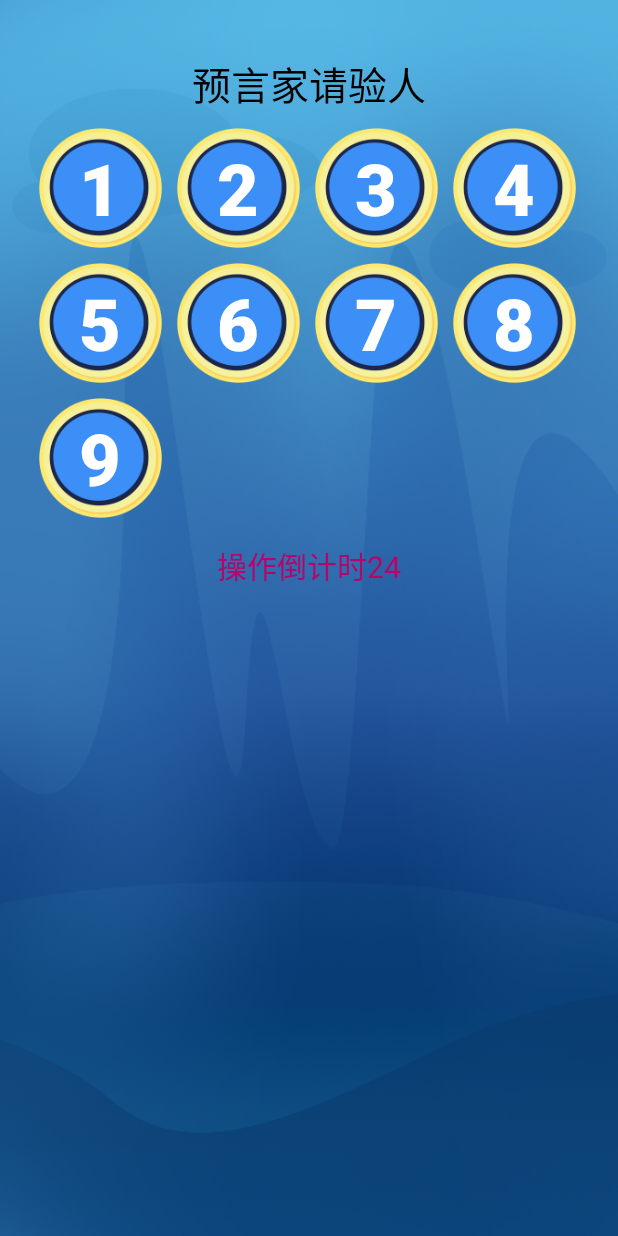
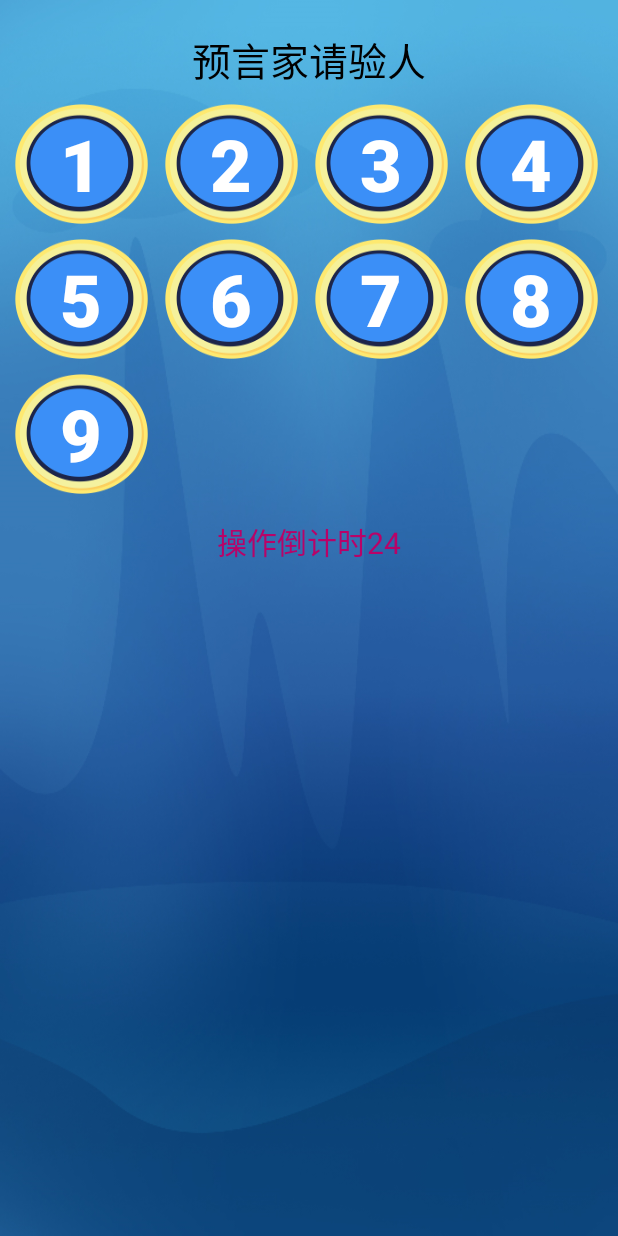
Before and after one commit to qianqian2015/WerewolfGame, an Android app: the SeerActivity screen opened directly, with no data from a screen before it, on a phone screen of 412 x 824 dp. Run offline under Robolectric (Android 15) with nearby library versions, the phone set to English and light mode, and no system bars; our stand-ins replace ButterKnife.

Commit message:
修改预言家验人弹窗按钮

```diff
--- a/app/src/main/java/com/werewolfgame/werewolfgame/Activity/Activity/ChooseRoleActivity.java
+++ b/app/src/main/java/com/werewolfgame/werewolfgame/Activity/Activity/ChooseRoleActivity.java
@@ -151,6 +151,7 @@ public class ChooseRoleActivity extends AppCompatActivity implements IdentifyInt
         intent.setClass(this,ChooseRoleResultActivity.class);
         intent.putExtra("isVerifySuccess",isVerrifySuccess);
         startActivity(intent);
+        finish();
     }
 
 
--- a/app/src/main/java/com/werewolfgame/werewolfgame/Activity/Activity/ChooseRoleResultActivity.java
+++ b/app/src/main/java/com/werewolfgame/werewolfgame/Activity/Activity/ChooseRoleResultActivity.java
@@ -80,9 +80,9 @@ public class ChooseRoleResultActivity extends AppCompatActivity implements View.
         finish();
     }
     private void gotoChooseRoleAct(){
-        Intent intent = new Intent();
-        intent.setClass(this,ChooseRoleActivity.class);
-        startActivity(intent);
+//        Intent intent = new Intent();
+//        intent.setClass(this,ChooseRoleActivity.class);
+//        startActivity(intent);
         finish();
     }
 }
--- a/app/src/main/res/layout/activity_main.xml
+++ b/app/src/main/res/layout/activity_main.xml
@@ -112,11 +112,12 @@
             android:layout_marginTop="30dp"
             android:paddingLeft="25dp"
             android:paddingRight="25dp"
-            android:paddingTop="20dp"
+        android:paddingTop="40dp"
             android:paddingBottom="10dp"
             android:gravity="center"
             android:textColor="@color/white"
             android:text="@string/role_num_introduction"
+        android:lineSpacingExtra="10dp"
         android:layout_below="@+id/swith_ll"
         android:layout_centerHorizontal="true" />
 
--- a/app/src/main/res/layout/activity_seer.xml
+++ b/app/src/main/res/layout/activity_seer.xml
@@ -3,10 +3,6 @@
     xmlns:tools="http://schemas.android.com/tools"
     android:layout_width="match_parent"
     android:layout_height="match_parent"
-    android:paddingBottom="@dimen/activity_vertical_margin"
-    android:paddingLeft="@dimen/activity_horizontal_margin"
-    android:paddingRight="@dimen/activity_horizontal_margin"
-    android:paddingTop="@dimen/activity_vertical_margin"
     android:background="@mipmap/home_bg"
     tools:context="com.werewolfgame.werewolfgame.Activity.Activity.SeerActivity"
     android:orientation="vertical">
--- a/app/src/main/res/layout/activity_witch.xml
+++ b/app/src/main/res/layout/activity_witch.xml
@@ -10,7 +10,7 @@
     <LinearLayout
         android:id="@+id/operate_layout"
         android:layout_width="match_parent"
-        android:layout_height="match_parent"
+        android:layout_height="wrap_content"
         android:orientation="vertical">
         <TextView
             android:id="@+id/title_text"
@@ -88,5 +88,5 @@
     </LinearLayout>
 
 
-    <include layout="@layout/include_countdown"/>
+    <include layout="@layout/include_countdown" />
 </LinearLayout>
--- a/app/src/main/res/values/strings.xml
+++ b/app/src/main/res/values/strings.xml
@@ -55,6 +55,7 @@
     <string name="seer_page_title">预言家 选择要验的玩家</string>
     <string name="seer_comfirm">确认验证 %d号 玩家？</string>
     <string name="seer_page_result" formatted = "false"> %d号是 %s </string>
+    <string name="seer_page_result_title" formatted="false"> %d号是 </string>
 
     <!--狼人操作界面-->
 
```
Also changed, not shown: app/src/main/java/com/werewolfgame/werewolfgame/Activity/Activity/SeerActivity.java (+5 -2 lines), app/src/main/res/layout/seer_dialog.xml (+15 -4 lines).
